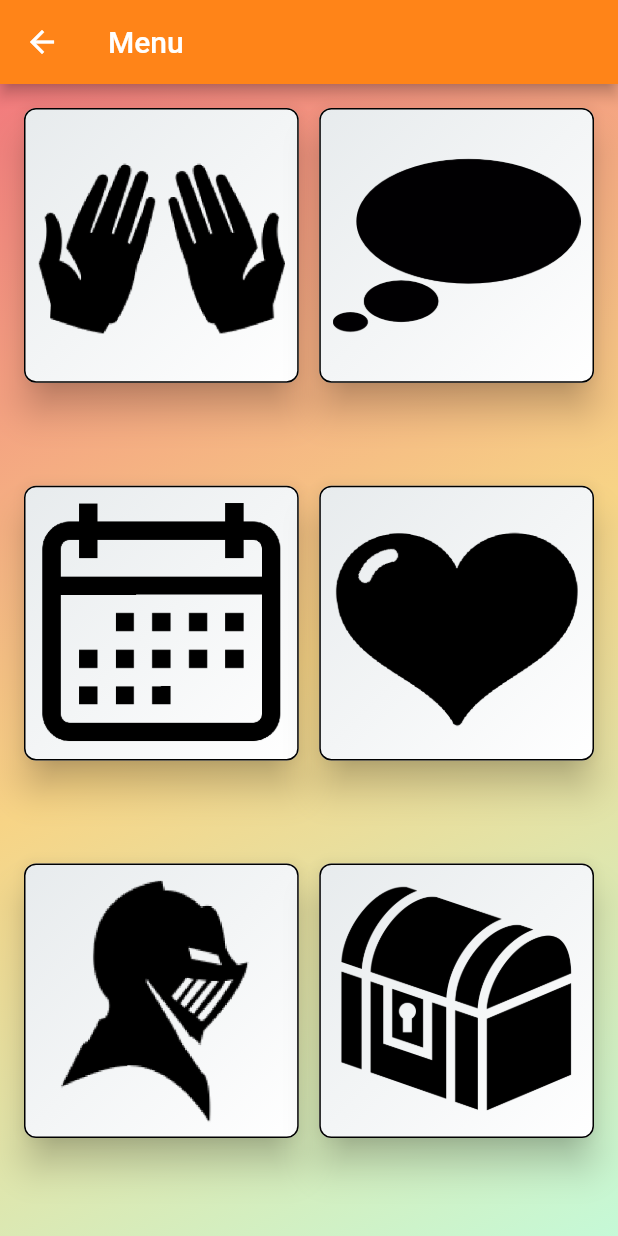
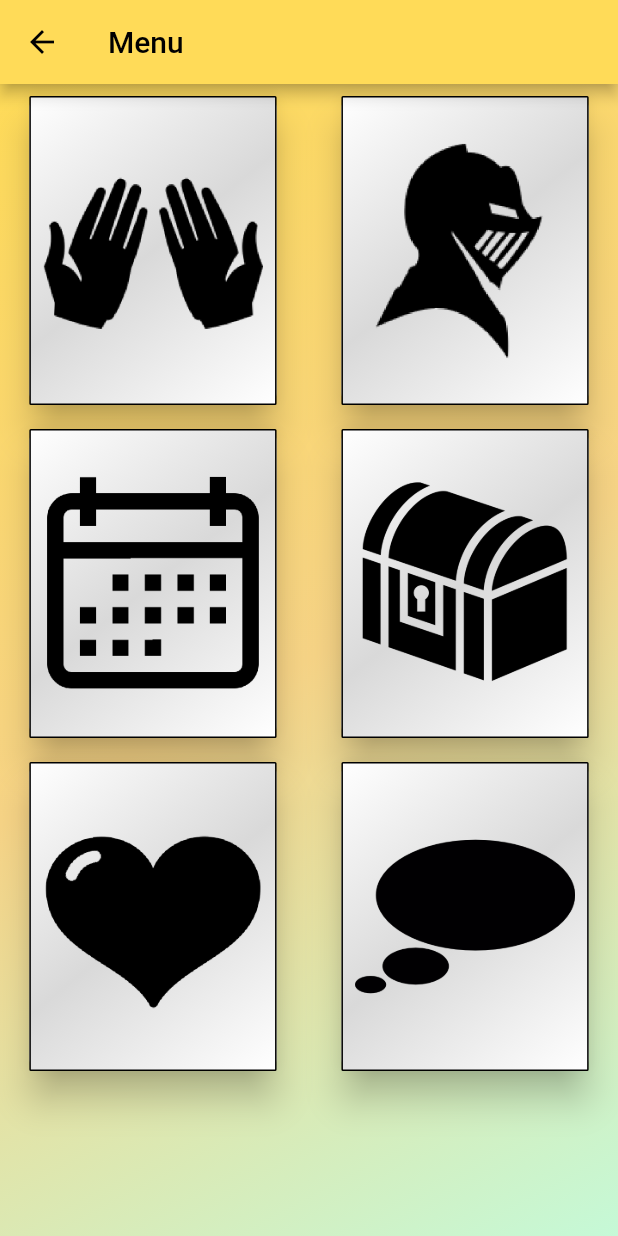
Before and after one commit to Jakebluhm/morning_mustard, a Flutter app: the screen it shows after launch, after a tap on the "arrow forward" icon, on a phone screen of 412 x 824 dp. Run offline on Flutter 3.47's test engine with Material 2 defaults, Android fonts, the light colour scheme and no system bars; our stand-ins replace flutter_hooks, flutter_riverpod, freezed_annotation, go_router, hooks_riverpod, riverpod_annotation; generated files the repository leaves out were written again.

Commit message:
Fix dynamic layout of menu screen, change app bar to mustard color

```diff
--- a/lib/constants/menu_button_data.dart
+++ b/lib/constants/menu_button_data.dart
@@ -14,9 +14,6 @@ List<ButtonItem> buttonItems = [
       label: 'Label 1',
       route: AppRoutes.actsPage),
   ButtonItem(
-      imagePath: 'lib/assets/menu/menu_bubble.imageset/menu_bubble.png',
-      label: 'Label 2'),
-  ButtonItem(
       imagePath: 'lib/assets/menu/menu_calendar.imageset/menu_calendar.png',
       label: 'Label 3'),
   ButtonItem(
@@ -29,4 +26,7 @@ List<ButtonItem> buttonItems = [
       imagePath:
           'lib/assets/menu/menu_treasurebox.imageset/menu_treasurebox.png',
       label: 'Label 6'),
+  ButtonItem(
+      imagePath: 'lib/assets/menu/menu_bubble.imageset/menu_bubble.png',
+      label: 'Label 2'),
 ];
--- a/lib/pages/acts_page.dart
+++ b/lib/pages/acts_page.dart
@@ -86,7 +86,6 @@ class ActsPage extends HookConsumerWidget {
                         mainAxisSpacing: screenHeight * 0.01,
                         crossAxisSpacing: screenWidth * 0.5,
                         childAspectRatio: 1,
-
                         crossAxisCount: 2, // Number of columns
                         children: List.generate(8, (index) {
                           return GestureDetector(
--- a/lib/pages/home_page.dart
+++ b/lib/pages/home_page.dart
@@ -17,8 +17,9 @@ class HomePage extends HookConsumerWidget {
 
     return Scaffold(
       appBar: AppBar(
-        backgroundColor: Color.fromRGBO(255, 132, 24, 1),
+        backgroundColor: Color.fromRGBO(255, 219, 88, 1),
         leading: IconButton(
+          color: Colors.black,
           icon: const Icon(
               Icons.question_mark_outlined), // Replace with your desired icon
           onPressed: () {
@@ -30,6 +31,7 @@ class HomePage extends HookConsumerWidget {
         ),
         actions: <Widget>[
           IconButton(
+            color: Colors.black,
             icon: Icon(Icons.arrow_forward), // Replace with your desired icon
             onPressed: () {
               // Handle the button's press
--- a/lib/pages/menu_page.dart
+++ b/lib/pages/menu_page.dart
@@ -11,12 +11,17 @@ class MenuPage extends HookConsumerWidget {
   Widget build(BuildContext context, WidgetRef ref) {
     double screenWidth = MediaQuery.of(context).size.width;
     double screenHeight = MediaQuery.of(context).size.height;
+
     return Scaffold(
       appBar: AppBar(
-        title: Text('Menu'),
-        backgroundColor: Color.fromRGBO(255, 132, 24, 1),
+        title: Text(
+          'Menu',
+          style: TextStyle(color: Colors.black),
+        ),
+        backgroundColor: Color.fromRGBO(255, 219, 88, 1),
         leading: IconButton(
-          icon: Icon(Icons.arrow_back), // Replace with your desired icon
+          icon: Icon(Icons.arrow_back),
+          color: Colors.black,
           onPressed: () {
             ref.navigationService.goToHomePage();
             print("Left Icon button pressed!");
@@ -29,64 +34,79 @@ class MenuPage extends HookConsumerWidget {
               begin: Alignment.topLeft,
               end: Alignment.bottomRight,
               colors: [
-                Color.fromRGBO(0xf2, 0x7a, 0x7d, 1.0),
+                Color.fromRGBO(255, 219, 88, 1.0),
                 Color.fromRGBO(0xf7, 0xd4, 0x86, 1.0),
                 Color.fromRGBO(0xc5, 0xf9, 0xd7, 1.0),
               ]),
         ),
         child: Center(
-          child: Padding(
-            padding: const EdgeInsets.all(16.0),
-            child: GridView.count(
-              mainAxisSpacing: screenHeight / 12,
-              crossAxisSpacing: screenWidth / 30,
+          child: Row(
+            mainAxisAlignment: MainAxisAlignment.center,
+            crossAxisAlignment: CrossAxisAlignment.center,
+            children: [
+              // First column with 3 items
+              Expanded(
+                  child: columnOfItems(ref, 0, 3, screenHeight, screenWidth)),
+              SizedBox(width: screenWidth * 0.01), // spacing between columns
+              // Second column with 3 items
+              Expanded(
+                  child: columnOfItems(ref, 3, 6, screenHeight, screenWidth)),
+            ],
+          ),
+        ),
+      ),
+    );
+  }
 
-              crossAxisCount: 2, // Number of columns
-              children: List.generate(6, (index) {
-                return GestureDetector(
+  Widget columnOfItems(WidgetRef ref, int start, int end, double screenHeight,
+      double screenWidth) {
+    return Container(
+      child: Column(
+        children: buttonItems.getRange(start, end).map((item) {
+          return Padding(
+            padding: const EdgeInsets.all(8.0),
+            child: GestureDetector(
               onTap: () {
-                    print("Container $index tapped!");
-                    if (buttonItems[index].route != null) {
-                      ref.navigationService
-                          .goToRoute(buttonItems[index].route!);
+                //print("Container ${item.name} tapped!");
+                if (item.route != null) {
+                  ref.navigationService.goToRoute(item.route!);
                 }
               },
               child: Material(
                 elevation: 10.0,
-                    borderRadius: BorderRadius.circular(
-                        8.0), // Optional for rounded edges
+                borderRadius: BorderRadius.circular(8.0),
                 child: Container(
+                  height: screenHeight * 0.25,
+                  width: screenWidth * 0.4,
                   decoration: BoxDecoration(
                     gradient: const LinearGradient(
                       begin: Alignment.topLeft,
                       end: Alignment.bottomRight,
                       colors: [
-                            Color.fromARGB(255, 231, 235, 237),
+                        Color.fromARGB(255, 255, 255, 255),
+                        Color.fromARGB(255, 217, 217, 217),
                         Color.fromARGB(255, 255, 255, 255)
                       ],
                     ),
                     border: Border.all(
-                          color: Colors.black, // Border Color
-                          width: 1.0, // Border width
+                      color: Colors.black,
+                      width: 1.0,
                     ),
                     borderRadius: BorderRadius.circular(
-                            8.0), // Match with Material borderRadius for shadow
+                        1.0), // Match with Material borderRadius for shadow
                   ),
-                      width: screenWidth * 0.45,
                   child: Padding(
                     padding: const EdgeInsets.all(8.0),
                     child: Image.asset(
-                          buttonItems[index].imagePath,
+                      item.imagePath,
                       fit: BoxFit.scaleDown,
                     ),
                   ),
                 ),
               ),
+            ),
           );
-              }),
-            ),
-          ),
-        ),
+        }).toList(),
       ),
     );
   }
```
Lines whose indentation alone changed are shown as unchanged.
